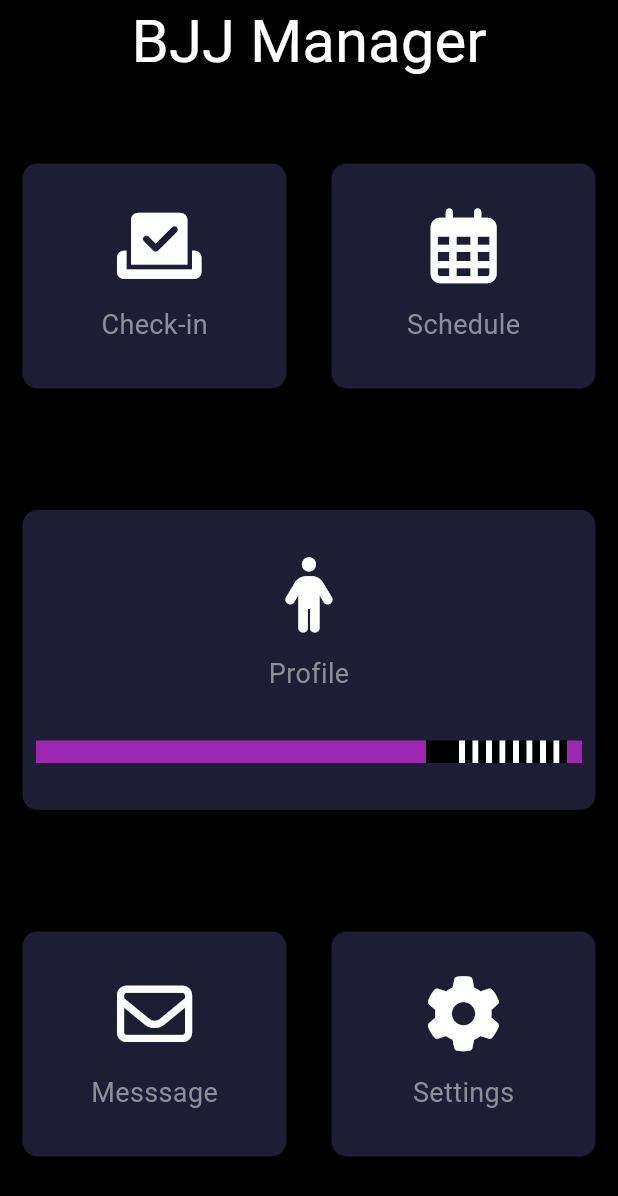
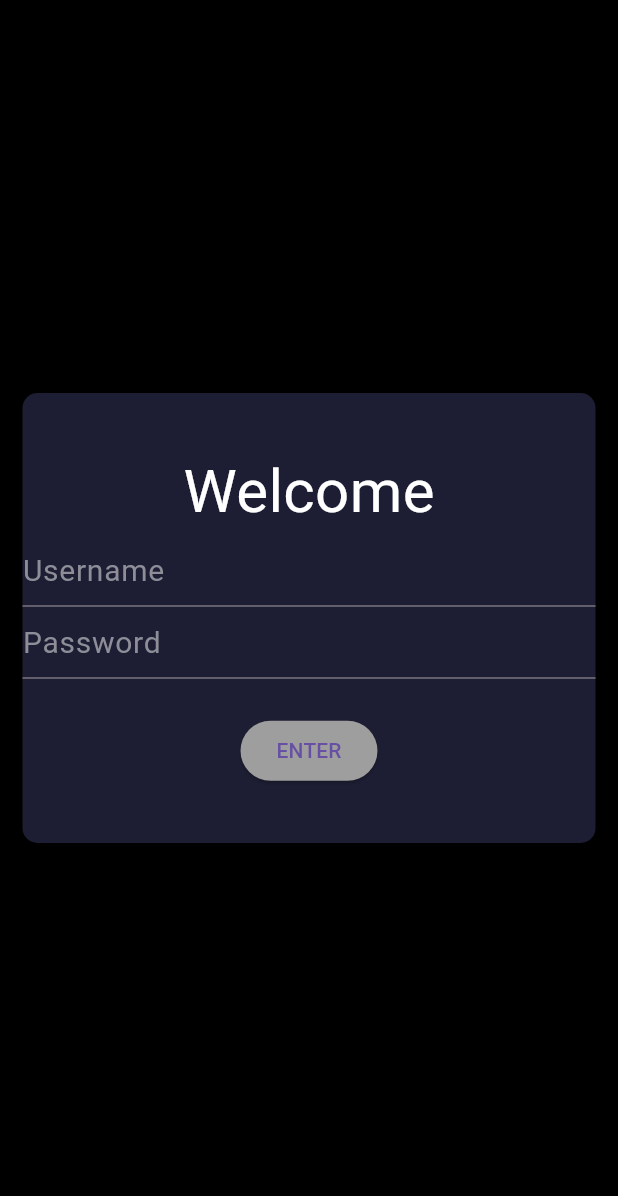
Before and after one commit to jvalsesia/bjj_manager, a Flutter app: the screen it shows after launch, on a phone screen of 412 x 824 dp. Shown: the top 1196 px of the screen. Run offline on Flutter 3.47's test engine with Material 3 defaults, Android fonts, the phone set to English and light mode, and no system bars; our stand-ins replace font_awesome_flutter, go_router, logger; missing offline and left inert: window_size.

Commit message:
Moving to pages

```diff
--- a/lib/common/contants.dart
+++ b/lib/common/contants.dart
@@ -23,7 +23,7 @@ const kLabelTextStyle = TextStyle(
 );
 
 const kHintTextStyle = TextStyle(
-  fontSize: 10.0,
+  fontSize: 20.0,
   color: kLabelColor,
 );
 
--- /dev/null
+++ b/lib/common/reusable_card.dart
@@ -0,0 +1,26 @@
+import 'package:flutter/material.dart';
+
+class ReusableCard extends StatelessWidget {
+  const ReusableCard({
+    super.key,
+    required this.cardColor,
+    required this.cardChild,
+    required this.cardHeight,
+  });
+
+  final Color cardColor;
+  final Widget cardChild;
+  final double cardHeight;
+
+  @override
+  Widget build(BuildContext context) {
+    return Container(
+      margin: const EdgeInsets.all(15.0),
+      decoration: BoxDecoration(
+          color: cardColor, borderRadius: BorderRadius.circular(10.0)),
+      height: cardHeight,
+      width: 170.0,
+      child: cardChild,
+    );
+  }
+}
--- a/lib/main.dart
+++ b/lib/main.dart
@@ -3,6 +3,7 @@
 import 'package:bjj_manager/common/contants.dart';
 import 'package:bjj_manager/common/current_page.dart';
 import 'package:bjj_manager/pages/home_page.dart';
+import 'package:bjj_manager/pages/login_page.dart';
 import 'package:bjj_manager/screens/photo.dart';
 import 'package:bjj_manager/screens/signup.dart';
 import 'package:flutter/foundation.dart';
@@ -73,14 +74,16 @@
 
 final pages = [
   CurrentPage(
-      name: 'HOme', route: 'home', builder: (context) => const HomePage())
+      name: 'Login', route: 'login', builder: (context) => const LoginPage()),
+  CurrentPage(
+      name: 'Home', route: 'home', builder: (context) => const HomePage()),
 ];
 
 final router = GoRouter(
   routes: [
     GoRoute(
       path: '/',
-      builder: (context, state) => const HomePage(),
+      builder: (context, state) => const LoginPage(),
       routes: [
         for (final currentPage in pages)
           GoRoute(
--- a/lib/pages/home_page.dart
+++ b/lib/pages/home_page.dart
@@ -1,4 +1,7 @@
+import 'package:bjj_manager/common/belt_card.dart';
 import 'package:bjj_manager/common/contants.dart';
+import 'package:bjj_manager/common/icon_content.dart';
+import 'package:bjj_manager/common/reusable_card.dart';
 import 'package:flutter/material.dart';
 import 'package:font_awesome_flutter/font_awesome_flutter.dart';
 
@@ -12,12 +15,8 @@ class HomePage extends StatefulWidget {
 class _HomePageState extends State<HomePage> {
   @override
   Widget build(BuildContext context) {
-    return Scaffold(
-        appBar: AppBar(
-            centerTitle: true,
-            title: const Text('BJJ Manager'),
-            titleTextStyle: kTitleTextStyle),
-        body: const Column(
+    return const Scaffold(
+        body: Column(
       children: [
         Expanded(
           child: Row(
@@ -65,7 +64,7 @@ class _HomePageState extends State<HomePage> {
                     ),
                     BeltCard(
                       cardColor: Colors.purple,
-                          stripes: 8,
+                      stripes: 3,
                     ),
                   ],
                 ),
@@ -106,133 +105,3 @@ class _HomePageState extends State<HomePage> {
     ));
   }
 }
-
-class IconContent extends StatelessWidget {
-  const IconContent({
-    super.key,
-    required this.iconData,
-    required this.iconColor,
-    required this.iconLabel,
-    required this.iconLabelColor,
-  });
-
-  final IconData iconData;
-  final Color iconColor;
-  final String iconLabel;
-  final Color iconLabelColor;
-
-  @override
-  Widget build(BuildContext context) {
-    return Column(
-      mainAxisAlignment: MainAxisAlignment.center,
-      crossAxisAlignment: CrossAxisAlignment.center,
-      children: [
-        Icon(
-          iconData,
-          size: 50.0,
-          color: iconColor,
-        ),
-        const SizedBox(height: 15.0),
-        Text(
-          iconLabel,
-          style: TextStyle(fontSize: 18.0, color: iconLabelColor),
-        )
-      ],
-    );
-  }
-}
-
-class ReusableCard extends StatelessWidget {
-  const ReusableCard({
-    super.key,
-    required this.cardColor,
-    required this.cardChild,
-    required this.cardHeight,
-  });
-
-  final Color cardColor;
-  final Widget cardChild;
-  final double cardHeight;
-
-  @override
-  Widget build(BuildContext context) {
-    return Container(
-      margin: const EdgeInsets.all(15.0),
-      decoration: BoxDecoration(
-          color: cardColor, borderRadius: BorderRadius.circular(10.0)),
-      height: cardHeight,
-      width: 170.0,
-      child: cardChild,
-    );
-  }
-}
-
-class BeltCard extends StatelessWidget {
-  const BeltCard({
-    super.key,
-    required this.cardColor,
-    required this.stripes,
-  });
-
-  final Color cardColor;
-  final double stripes;
-
-  @override
-  Widget build(BuildContext context) {
-    return Row(
-      mainAxisAlignment: MainAxisAlignment.center,
-      children: [
-        Container(
-          margin: const EdgeInsets.all(0.0),
-          decoration: BoxDecoration(color: cardColor),
-          height: 15,
-          width: 260.0,
-        ),
-        Container(
-          margin: const EdgeInsets.all(0.0),
-          decoration: const BoxDecoration(color: Colors.black),
-          height: 15,
-          width: 70.0 - 6 * stripes,
-        ),
-        for (int i = 0; i < stripes; i++)
-          const StripeCard(cardColor: Colors.black),
-        Container(
-          margin: const EdgeInsets.all(0.0),
-          decoration: BoxDecoration(color: cardColor),
-          height: 15,
-          width: 10.0,
-        ),
-      ],
-    );
-  }
-}
-
-class StripeCard extends StatelessWidget {
-  const StripeCard({
-    super.key,
-    required this.cardColor,
-  });
-
-  final Color cardColor;
-
-  @override
-  Widget build(BuildContext context) {
-    return Row(
-      mainAxisAlignment: MainAxisAlignment.start,
-      children: [
-        Container(
-          margin: const EdgeInsets.all(0.0),
-          decoration: const BoxDecoration(color: Colors.white),
-          height: 15,
-          width: 4.0,
-        ),
-        Container(
-          margin: const EdgeInsets.all(0.0),
-          decoration: const BoxDecoration(color: Colors.black),
-          height: 15,
-          width: 5.0,
-        ),
-      ],
-    );
-  }
-}
--- /dev/null
+++ b/lib/pages/login_page.dart
@@ -0,0 +1,70 @@
+import 'package:bjj_manager/common/contants.dart';
+import 'package:bjj_manager/common/reusable_card.dart';
+import 'package:flutter/material.dart';
+import 'package:font_awesome_flutter/font_awesome_flutter.dart';
+import 'package:go_router/go_router.dart';
+
+class LoginPage extends StatefulWidget {
+  const LoginPage({super.key});
+
+  @override
+  State<LoginPage> createState() => _LoginPageState();
+}
+
+class _LoginPageState extends State<LoginPage> {
+  @override
+  Widget build(BuildContext context) {
+    return Scaffold(
+        body: Column(
+      mainAxisAlignment: MainAxisAlignment.spaceEvenly,
+      crossAxisAlignment: CrossAxisAlignment.center,
+      children: [
+        Row(
+          children: [
+            Expanded(
+                child: ReusableCard(
+              cardColor: kContainerColor,
+              cardChild: Column(
+                mainAxisAlignment: MainAxisAlignment.center,
+                children: [
+                  const Text(
+                    'Welcome',
+                    style: kTitleTextStyle,
+                  ),
+                  TextFormField(
+                    style: kHintTextStyle,
+                    decoration: const InputDecoration(
+                      hintText: 'Username',
+                      hintStyle: kHintTextStyle,
+                    ),
+                  ),
+                  TextFormField(
+                    style: kHintTextStyle,
+                    decoration: const InputDecoration(
+                      hintText: 'Password',
+                      hintStyle: kHintTextStyle,
+                    ),
+                    obscureText: true,
+                  ),
+                  const SizedBox(
+                    height: 24,
+                  ),
+                  ElevatedButton(
+                    onPressed: () {
+                      context.pushReplacement('/signup');
+                    },
+                    style: ElevatedButton.styleFrom(
+                      backgroundColor: Colors.grey,
+                    ),
+                    child: const Text('ENTER'),
+                  )
+                ],
+              ),
+              cardHeight: 300.0,
+            )),
+          ],
+        ),
+      ],
+    ));
+  }
+}
```
Also changed, not shown: lib/common/belt_card.dart (added, +48 -0 lines), lib/common/icon_content.dart (added, +36 -0 lines), lib/common/stripe_card.dart (added, +31 -0 lines). Lines whose indentation alone changed are shown as unchanged.
